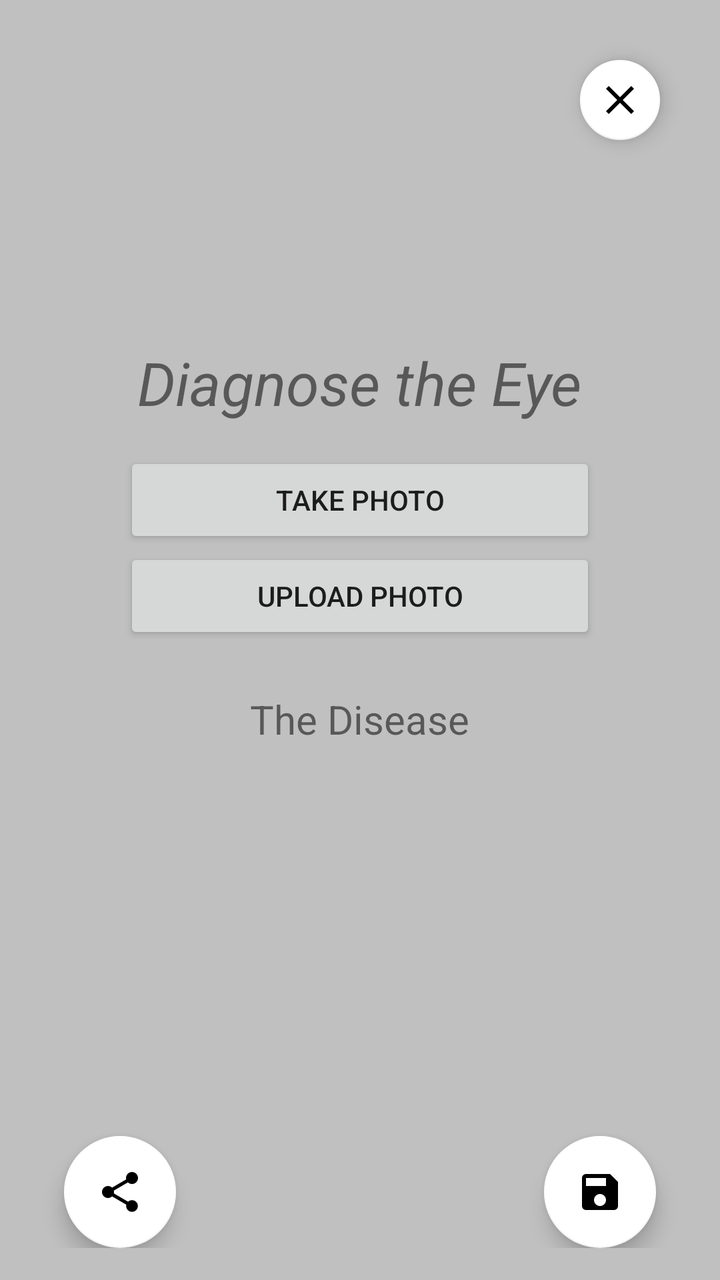
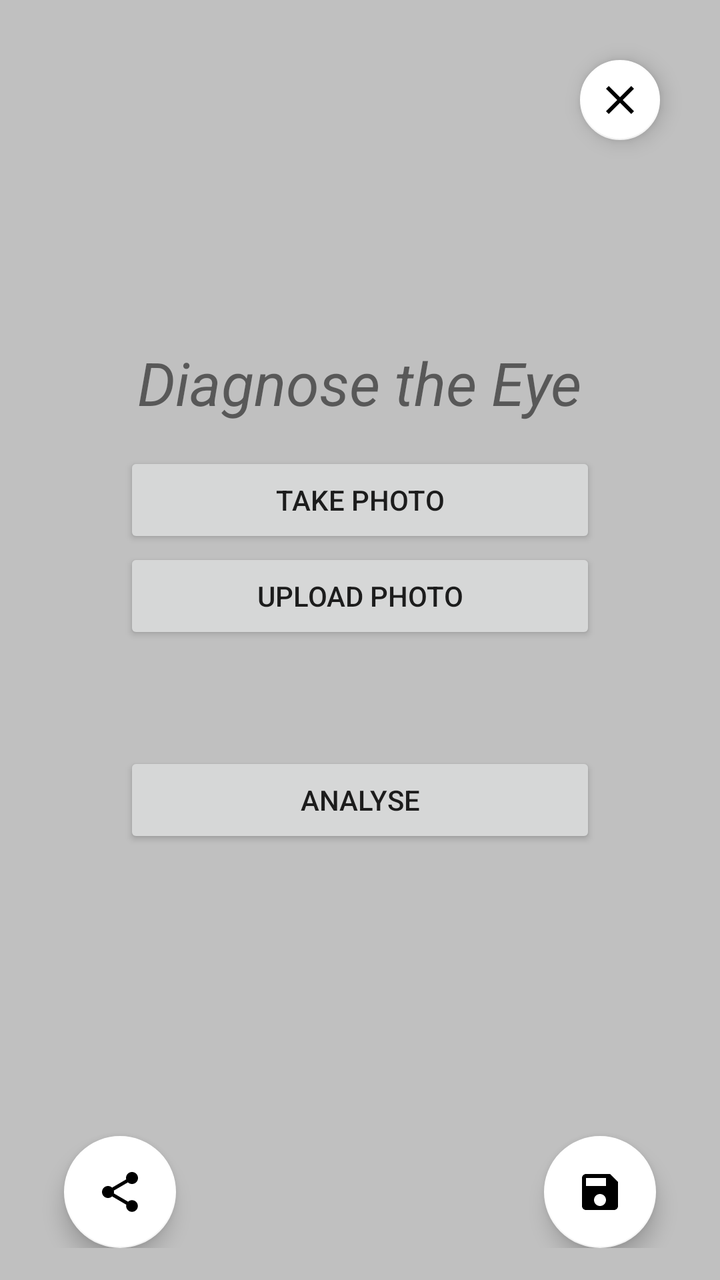

The first picture is an Android layout as it rendered before a commit; the second is the same layout after the commit. The layout source and the unified diff follow.
<!-- AndroidManifest.xml: application theme AppTheme -->
<!-- res/layout/content_main.xml -->
<?xml version="1.0" encoding="utf-8"?>
<RelativeLayout xmlns:android="http://schemas.android.com/apk/res/android"
    xmlns:app="http://schemas.android.com/apk/res-auto"
    xmlns:tools="http://schemas.android.com/tools"
    android:layout_width="match_parent"
    android:layout_height="match_parent"
    app:layout_behavior="@string/appbar_scrolling_view_behavior"
    tools:context=".MainActivity"
    android:background="#c0c0c0"
    android:padding="16dp"
    tools:showIn="@layout/activity_main">

    <RelativeLayout
        android:layout_width="match_parent"
        android:layout_height="wrap_content">

    <ImageView
        android:id="@+id/imageView"
        android:layout_width="305dp"
        android:layout_height="300dp"
        android:layout_alignParentTop="true"
        android:layout_centerHorizontal="true"
        android:layout_marginTop="30dp" />

    <Button
        android:id="@+id/take_photo_btn"
        android:layout_width="236dp"
        android:layout_height="wrap_content"

        android:layout_alignParentTop="true"
        android:layout_centerHorizontal="true"
        android:layout_marginTop="210dp"
        android:onClick="takePhoto"
        android:text="Take photo" />
    <Button
        android:id="@+id/upload_btn"
        android:layout_width="236dp"
        android:layout_height="wrap_content"
        android:layout_below="@+id/take_photo_btn"
        android:layout_centerHorizontal="true"
        android:text="Upload photo"
        android:onClick="uploadPhoto"/>

    <android.support.design.widget.FloatingActionButton
         android:id="@+id/share_button"
         android:layout_width="wrap_content"
         android:layout_height="wrap_content"
        android:layout_alignParentBottom="true"
        android:layout_alignParentLeft="true"
        android:layout_alignParentStart="true"
        android:layout_marginBottom="20dp"
        android:layout_marginLeft="@dimen/fab_margins"
        android:layout_marginStart="@dimen/fab_margins"
         android:onClick="shareImage"
         android:src="@drawable/ic_share"
         android:visibility="visible"
         app:backgroundTint="@android:color/white" />

        <android.support.design.widget.FloatingActionButton
            android:id="@+id/save_button"
            android:layout_width="wrap_content"
            android:layout_height="wrap_content"
            android:layout_alignParentBottom="true"
            android:layout_alignParentEnd="true"
            android:layout_alignParentRight="true"
            android:layout_marginBottom="@dimen/fab_margins"
            android:layout_marginEnd="@dimen/fab_margins"
            android:layout_marginRight="@dimen/fab_margins"
            android:onClick="saveImage"
            android:src="@drawable/ic_save"
            android:visibility="visible"
            app:backgroundTint="@android:color/white" />


    <TextView
        android:id="@+id/welcome_text"
        android:layout_width="wrap_content"
        android:layout_height="wrap_content"
        android:layout_alignParentTop="true"
        android:layout_centerHorizontal="true"
        android:layout_marginTop="155dp"
        android:text="Diagnose the Eye"
        android:textSize="30sp"
        android:textStyle="italic" />


    <android.support.design.widget.FloatingActionButton
        android:id="@+id/clear_button"
        android:layout_width="wrap_content"
        android:layout_height="wrap_content"

        android:layout_alignParentEnd="true"
        android:layout_alignParentTop="true"
        android:layout_marginEnd="14dp"
        android:layout_marginTop="14dp"
        android:onClick="clearImage"
        android:src="@drawable/ic_clear"
        android:visibility="visible"
        app:backgroundTint="@android:color/white"
        app:fabSize="mini"
        android:layout_alignParentRight="true"
        android:layout_marginRight="14dp" />

    <TextView
        android:id="@+id/info_about_disease"
        android:layout_width="wrap_content"
        android:layout_height="wrap_content"
        android:layout_centerHorizontal="true"
        android:layout_marginBottom="12dp"
        android:layout_below="@id/imageView"
        android:text="The Disease"
        android:textSize="20sp"
        android:visibility="visible" />
    </RelativeLayout>
</RelativeLayout>
<!-- res/layout/activity_main.xml (included above) -->
<?xml version="1.0" encoding="utf-8"?>
<android.support.design.widget.CoordinatorLayout xmlns:android="http://schemas.android.com/apk/res/android"
    xmlns:app="http://schemas.android.com/apk/res-auto"
    xmlns:tools="http://schemas.android.com/tools"
    android:layout_width="match_parent"
    android:layout_height="match_parent"
    tools:context=".MainActivity">

    <android.support.design.widget.AppBarLayout
        android:layout_width="match_parent"
        android:layout_height="wrap_content"
        android:theme="@style/AppTheme.AppBarOverlay">

        <android.support.v7.widget.Toolbar
            android:id="@+id/toolbar"
            android:layout_width="match_parent"
            android:layout_height="?attr/actionBarSize"
            android:background="?attr/colorPrimary"
            app:popupTheme="@style/AppTheme.PopupOverlay" />

    </android.support.design.widget.AppBarLayout>

    <include layout="@layout/content_main" />


</android.support.design.widget.CoordinatorLayout>
<!-- resources referenced by this layout -->
<resources>
  <dimen name="fab_margins">16dp</dimen>
  <!-- drawable ic_clear (drawable) -->
  <vector xmlns:android="http://schemas.android.com/apk/res/android"
          android:width="24dp"
          android:height="24dp"
          android:viewportWidth="24.0"
          android:viewportHeight="24.0">
      <path
          android:fillColor="#FF000000"
          android:pathData="M19,6.41L17.59,5 12,10.59 6.41,5 5,6.41 10.59,12 5,17.59 6.41,19 12,13.41 17.59,19 19,17.59 13.41,12z"/>
  </vector>
  <!-- drawable ic_save (drawable) -->
  <vector xmlns:android="http://schemas.android.com/apk/res/android"
          android:width="24dp"
          android:height="24dp"
          android:viewportWidth="24.0"
          android:viewportHeight="24.0">
      <path
          android:fillColor="#FF000000"
          android:pathData="M17,3L5,3c-1.11,0 -2,0.9 -2,2v14c0,1.1 0.89,2 2,2h14c1.1,0 2,-0.9 2,-2L21,7l-4,-4zM12,19c-1.66,0 -3,-1.34 -3,-3s1.34,-3 3,-3 3,1.34 3,3 -1.34,3 -3,3zM15,9L5,9L5,5h10v4z"/>
  </vector>
  <!-- drawable ic_share (drawable) -->
  <vector xmlns:android="http://schemas.android.com/apk/res/android"
          android:width="24dp"
          android:height="24dp"
          android:viewportWidth="24.0"
          android:viewportHeight="24.0">
      <path
          android:fillColor="#FF000000"
          android:pathData="M18,16.08c-0.76,0 -1.44,0.3 -1.96,0.77L8.91,12.7c0.05,-0.23 0.09,-0.46 0.09,-0.7s-0.04,-0.47 -0.09,-0.7l7.05,-4.11c0.54,0.5 1.25,0.81 2.04,0.81 1.66,0 3,-1.34 3,-3s-1.34,-3 -3,-3 -3,1.34 -3,3c0,0.24 0.04,0.47 0.09,0.7L8.04,9.81C7.5,9.31 6.79,9 6,9c-1.66,0 -3,1.34 -3,3s1.34,3 3,3c0.79,0 1.5,-0.31 2.04,-0.81l7.12,4.16c-0.05,0.21 -0.08,0.43 -0.08,0.65 0,1.61 1.31,2.92 2.92,2.92 1.61,0 2.92,-1.31 2.92,-2.92s-1.31,-2.92 -2.92,-2.92z"/>
  </vector>
  <style name="AppTheme.AppBarOverlay" parent="ThemeOverlay.AppCompat.Dark.ActionBar" />
  <style name="AppTheme.PopupOverlay" parent="ThemeOverlay.AppCompat.Light" />
  <style name="AppTheme" parent="Theme.AppCompat.Light.DarkActionBar">
          
          <item name="colorPrimary">@color/colorPrimary</item>
          <item name="colorPrimaryDark">@color/colorPrimaryDark</item>
          <item name="colorAccent">@color/colorAccent</item>
      </style>
  <color name="colorPrimary">#3F51B5</color>
  <color name="colorPrimaryDark">#303F9F</color>
  <color name="colorAccent">#FF4081</color>
</resources>

<!-- the commit's change to res/layout/content_main.xml (unified diff, before → after) -->
@@ -22,39 +22,40 @@
         android:layout_centerHorizontal="true"
         android:layout_marginTop="30dp" />
 
-    <Button
-        android:id="@+id/take_photo_btn"
-        android:layout_width="236dp"
-        android:layout_height="wrap_content"
+        <Button
+            android:id="@+id/take_photo_btn"
+            android:layout_width="236dp"
+            android:layout_height="wrap_content"
 
-        android:layout_alignParentTop="true"
-        android:layout_centerHorizontal="true"
-        android:layout_marginTop="210dp"
-        android:onClick="takePhoto"
-        android:text="Take photo" />
-    <Button
-        android:id="@+id/upload_btn"
-        android:layout_width="236dp"
-        android:layout_height="wrap_content"
-        android:layout_below="@+id/take_photo_btn"
-        android:layout_centerHorizontal="true"
-        android:text="Upload photo"
-        android:onClick="uploadPhoto"/>
+            android:layout_alignParentTop="true"
+            android:layout_centerHorizontal="true"
+            android:layout_marginTop="210dp"
+            android:onClick="takePhoto"
+            android:text="Take photo" />
 
-    <android.support.design.widget.FloatingActionButton
-         android:id="@+id/share_button"
-         android:layout_width="wrap_content"
-         android:layout_height="wrap_content"
-        android:layout_alignParentBottom="true"
-        android:layout_alignParentLeft="true"
-        android:layout_alignParentStart="true"
-        android:layout_marginBottom="20dp"
-        android:layout_marginLeft="@dimen/fab_margins"
-        android:layout_marginStart="@dimen/fab_margins"
-         android:onClick="shareImage"
-         android:src="@drawable/ic_share"
-         android:visibility="visible"
-         app:backgroundTint="@android:color/white" />
+        <Button
+            android:id="@+id/upload_btn"
+            android:layout_width="236dp"
+            android:layout_height="wrap_content"
+            android:layout_below="@+id/take_photo_btn"
+            android:layout_centerHorizontal="true"
+            android:onClick="uploadPhoto"
+            android:text="Upload photo" />
+
+        <android.support.design.widget.FloatingActionButton
+            android:id="@+id/share_button"
+            android:layout_width="wrap_content"
+            android:layout_height="wrap_content"
+            android:layout_alignParentBottom="true"
+            android:layout_alignParentLeft="true"
+            android:layout_alignParentStart="true"
+            android:layout_marginBottom="20dp"
+            android:layout_marginLeft="@dimen/fab_margins"
+            android:layout_marginStart="@dimen/fab_margins"
+            android:onClick="shareImage"
+            android:src="@drawable/ic_share"
+            android:visibility="visible"
+            app:backgroundTint="@android:color/white" />
 
         <android.support.design.widget.FloatingActionButton
             android:id="@+id/save_button"
@@ -72,45 +73,45 @@
             app:backgroundTint="@android:color/white" />
 
 
-    <TextView
-        android:id="@+id/welcome_text"
-        android:layout_width="wrap_content"
-        android:layout_height="wrap_content"
-        android:layout_alignParentTop="true"
-        android:layout_centerHorizontal="true"
-        android:layout_marginTop="155dp"
-        android:text="Diagnose the Eye"
-        android:textSize="30sp"
-        android:textStyle="italic" />
+        <TextView
+            android:id="@+id/welcome_text"
+            android:layout_width="wrap_content"
+            android:layout_height="wrap_content"
+            android:layout_alignParentTop="true"
+            android:layout_centerHorizontal="true"
+            android:layout_marginTop="155dp"
+            android:text="Diagnose the Eye"
+            android:textSize="30sp"
+            android:textStyle="italic" />
 
 
-    <android.support.design.widget.FloatingActionButton
-        android:id="@+id/clear_button"
-        android:layout_width="wrap_content"
-        android:layout_height="wrap_content"
+        <android.support.design.widget.FloatingActionButton
+            android:id="@+id/clear_button"
+            android:layout_width="wrap_content"
+            android:layout_height="wrap_content"
 
-        android:layout_alignParentEnd="true"
-        android:layout_alignParentTop="true"
-        android:layout_marginEnd="14dp"
-        android:layout_marginTop="14dp"
-        android:onClick="clearImage"
-        android:src="@drawable/ic_clear"
-        android:visibility="visible"
-        app:backgroundTint="@android:color/white"
-        app:fabSize="mini"
-        android:layout_alignParentRight="true"
-        android:layout_marginRight="14dp" />
+            android:layout_alignParentEnd="true"
+            android:layout_alignParentRight="true"
+            android:layout_alignParentTop="true"
+            android:layout_marginEnd="14dp"
+            android:layout_marginRight="14dp"
+            android:layout_marginTop="14dp"
+            android:onClick="clearImage"
+            android:src="@drawable/ic_clear"
+            android:visibility="visible"
+            app:backgroundTint="@android:color/white"
+            app:fabSize="mini" />
 
-    <TextView
-        android:id="@+id/info_about_disease"
-        android:layout_width="wrap_content"
-        android:layout_height="wrap_content"
-        android:layout_centerHorizontal="true"
-        android:layout_marginBottom="12dp"
-        android:layout_below="@id/imageView"
-        android:text="The Disease"
-        android:textSize="20sp"
-        android:visibility="visible" />
+        
+
+        <Button
+            android:id="@+id/analyse_btn"
+            android:layout_width="236dp"
+            android:layout_height="wrap_content"
+            android:layout_below="@+id/imageView"
+            android:layout_centerHorizontal="true"
+            android:layout_marginTop="30dp"
+            android:text="Analyse" />
     </RelativeLayout>
 </RelativeLayout>
 <!-- res/layout/activity_main.xml (included above) -->
